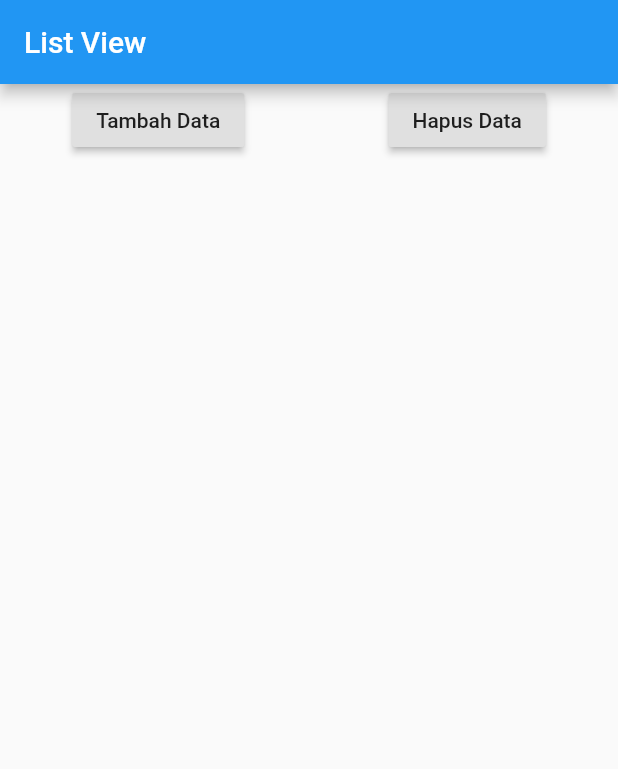
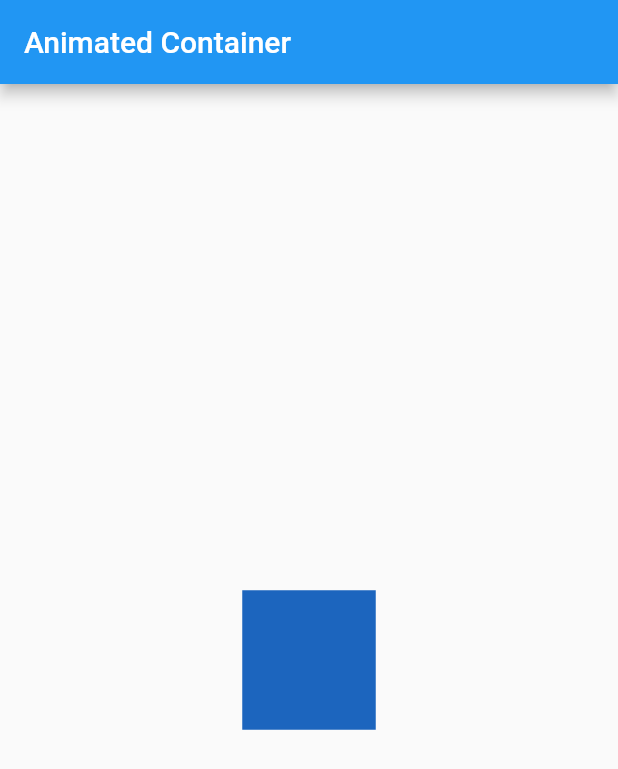
Before and after one commit to taufanbasri/flutter_basic, a Flutter app: the screen it shows after launch, on a phone screen of 412 x 824 dp. Shown: the top 769 px of the screen. Run offline on Flutter 3.47's test engine with Material 2 defaults, Android fonts, the phone set to English and light mode, and no system bars.

Commit message:
Animated Container

```diff
--- a/lib/main.dart
+++ b/lib/main.dart
@@ -1,3 +1,5 @@
+import 'dart:math';
+
 import 'package:flutter/material.dart';
 
 void main() {
@@ -12,50 +14,29 @@ class MyApp extends StatefulWidget {
 }
 
 class _MyAppState extends State<MyApp> {
-  List<Widget> widgets = [];
-
-  int counter = 1;
+  Random random = Random();
 
   @override
   Widget build(BuildContext context) {
     return MaterialApp(
       home: Scaffold(
-        appBar: AppBar(
-          title: const Text("List View"),
-        ),
-        body: ListView(children: <Widget>[
-          Row(
-            mainAxisAlignment: MainAxisAlignment.spaceAround,
-            children: [
-              RaisedButton(
-                child: const Text('Tambah Data'),
-                onPressed: () {
-                  setState(() {
-                    widgets.add(Text(
-                      "Data ke-$counter",
-                      style: const TextStyle(fontSize: 35),
-                    ));
-                    counter++;
-                  });
-                },
+          appBar: AppBar(
+            title: const Text("Animated Container"),
+          ),
+          body: Center(
+            child: GestureDetector(
+              onTap: () {
+                setState(() {});
+              },
+              child: AnimatedContainer(
+                color: Color.fromARGB(255, random.nextInt(256),
+                    random.nextInt(256), random.nextInt(256)),
+                duration: const Duration(seconds: 1),
+                width: 50.0 + random.nextInt(101),
+                height: 50.0 + random.nextInt(101),
               ),
-              RaisedButton(
-                child: const Text('Hapus Data'),
-                onPressed: () {
-                  setState(() {
-                    widgets.removeLast();
-                    counter--;
-                  });
-                },
-              ),
-            ],
-          ),
-          Column(
-            crossAxisAlignment: CrossAxisAlignment.start,
-            children: widgets,
-          )
-        ]),
-      ),
+            ),
+          )),
     );
   }
 }
```
